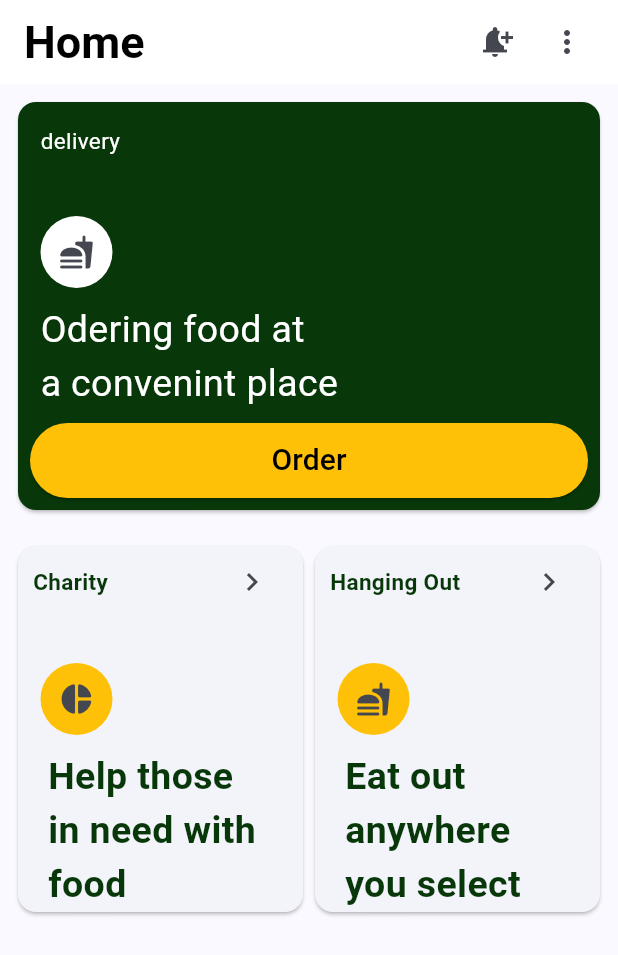
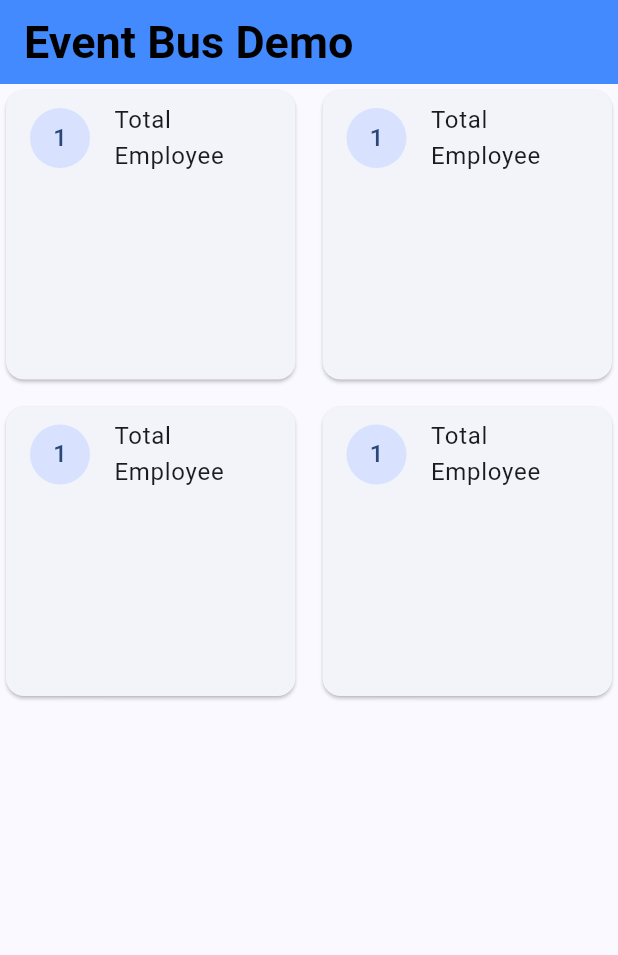
Before and after one commit to siddharth7247/get-x-demo, a Flutter app: the screen it shows after launch, on a phone screen of 412 x 824 dp. Shown: the top 955 px of the screen. Run offline on Flutter 3.47's test engine with Material 3 defaults, Android fonts, the light colour scheme and no system bars; our stand-ins replace event_bus, get.

Commit message:
event bus created

```diff
--- a/lib/route_manager.dart
+++ b/lib/route_manager.dart
@@ -3,12 +3,13 @@ import 'package:get/get.dart';
 import 'package:getx_demo/controller/counter_screen_controller.dart';
 import 'package:getx_demo/views/add_todos.dart';
 import 'package:getx_demo/views/counter_screen.dart';
+import 'package:getx_demo/views/event_bus_demo.dart';
 import 'package:getx_demo/views/home_screen.dart';
 import 'package:getx_demo/views/loclization_demo.dart';
 import 'package:getx_demo/views/payment_screen.dart';
 
 class RouteManager {
-  static const initialRoute = Routes.localizationDemoScreen;
+  static const initialRoute = Routes.EventBusDemoScreen;
 
   static List<GetPage> getPages(){
     return [
@@ -16,7 +17,8 @@ class RouteManager {
       GetPage(name: Routes.addTodoScreen, page: () => const AddTodosScreen(),),
       GetPage(name: Routes.counterAppScreen, page: () => CounterScreen(),),
       GetPage(name: Routes.localizationDemoScreen, page: () => LoclizationDemo(),),
-      GetPage(name: Routes.paymentScreen, page: () => PaymentScreen())
+      GetPage(name: Routes.paymentScreen, page: () => const PaymentScreen(),),
+      GetPage(name: Routes.EventBusDemoScreen, page: ()=>const EventBusDemo(),),
     ];
   }
 }
@@ -26,4 +28,5 @@ class Routes{
     static const counterAppScreen = '/counterAppScreen';
     static const localizationDemoScreen = '/localizationDemoScreen';
     static const paymentScreen = '/paymentScreen';
+    static const EventBusDemoScreen = '/eventBusDemoScreen';
 }
--- /dev/null
+++ b/lib/services/event_bus_services.dart
@@ -0,0 +1,7 @@
+import 'package:event_bus/event_bus.dart';
+
+class EventBusService {
+  static final EventBus _eventBus = EventBus();
+  static EventBus get eventBus => _eventBus;
+
+}
--- /dev/null
+++ b/lib/views/event_bus_demo.dart
@@ -0,0 +1,57 @@
+import 'package:flutter/material.dart';
+
+class EventBusDemo extends StatelessWidget {
+  const EventBusDemo({super.key});
+
+  @override
+  Widget build(BuildContext context) {
+    return Scaffold(
+      appBar: AppBar(
+        title: const Text("Event Bus Demo"),
+      ),
+      body: GridView.count(
+        crossAxisCount: 2,
+        crossAxisSpacing: 10.0,
+        mainAxisSpacing: 10.0,
+        shrinkWrap: true,
+        children:  [
+          InkWell(
+            onTap: (){},
+            child: Card(
+              child: ListTile(
+                leading: CircleAvatar(
+                  child: Text('1'),
+                ),
+                title: Text('Total Employee'),
+              ),
+            ),
+          ),
+          Card(
+            child: ListTile(
+              leading: CircleAvatar(
+                child: Text('1'),
+              ),
+              title: Text('Total Employee'),
+            ),
+          ),
+          Card(
+            child: ListTile(
+              leading: CircleAvatar(
+                child: Text('1'),
+              ),
+              title: Text('Total Employee'),
+            ),
+          ),
+          Card(
+            child: ListTile(
+              leading: CircleAvatar(
+                child: Text('1'),
+              ),
+              title: Text('Total Employee'),
+            ),
+          )
+        ],
+      ),
+    );
+  }
+}
--- a/lib/views/loclization_demo.dart
+++ b/lib/views/loclization_demo.dart
@@ -63,7 +63,7 @@ class LoclizationDemo extends StatelessWidget {
         mainAxisSize: MainAxisSize.max,
         children: [
           Container(
-            padding: const EdgeInsets.all(8),
+            padding: const EdgeInsets.symmetric(horizontal: 10, vertical:10 ),
             child: Card(
               color: const Color.fromARGB(255, 8, 56, 10),
               child: Column(
@@ -141,7 +141,7 @@ class LoclizationDemo extends StatelessWidget {
                   children: [
                     Expanded(
                       child: Card(
-                        child: Container(
+                        child: Padding(
                           padding: const EdgeInsets.only(left: 10, right: 10),
                           child: Column(
                             mainAxisAlignment: MainAxisAlignment.start,
--- a/lib/views/payment_screen.dart
+++ b/lib/views/payment_screen.dart
@@ -25,7 +25,7 @@ class _PaymentScreenState extends State<PaymentScreen> {
             height: 20,
           ),
           Padding(
-            padding: const EdgeInsets.only(left: 30),
+            padding: const EdgeInsets.only(left: 30,right: 30),
             child: Text(
               'lbl_address'.tr,
               style: const TextStyle(fontSize: 17, fontWeight: FontWeight.bold),
@@ -60,7 +60,7 @@ class _PaymentScreenState extends State<PaymentScreen> {
             ),
           ),
           Padding(
-            padding: const EdgeInsets.only(left: 70),
+            padding: const EdgeInsets.only(left: 70,right: 70),
             child: Text(
               'lbl_new_address'.tr,
               style: const TextStyle(fontSize: 17),
@@ -68,7 +68,7 @@ class _PaymentScreenState extends State<PaymentScreen> {
           ),
           const Divider(),
           Padding(
-            padding: const EdgeInsets.only(left: 30),
+            padding: const EdgeInsets.only(left: 30,right: 30),
             child: Text(
               'lbl_time'.tr,
               style: const TextStyle(fontSize: 17, fontWeight: FontWeight.bold),
--- a/pubspec.yaml
+++ b/pubspec.yaml
@@ -39,6 +39,7 @@ dependencies:
   cupertino_icons: ^1.0.8
   get: ^4.6.6
   intl:
+  event_bus: ^2.0.1
 
 
 dev_dependencies:
```
Also changed, not shown: pubspec.lock.
